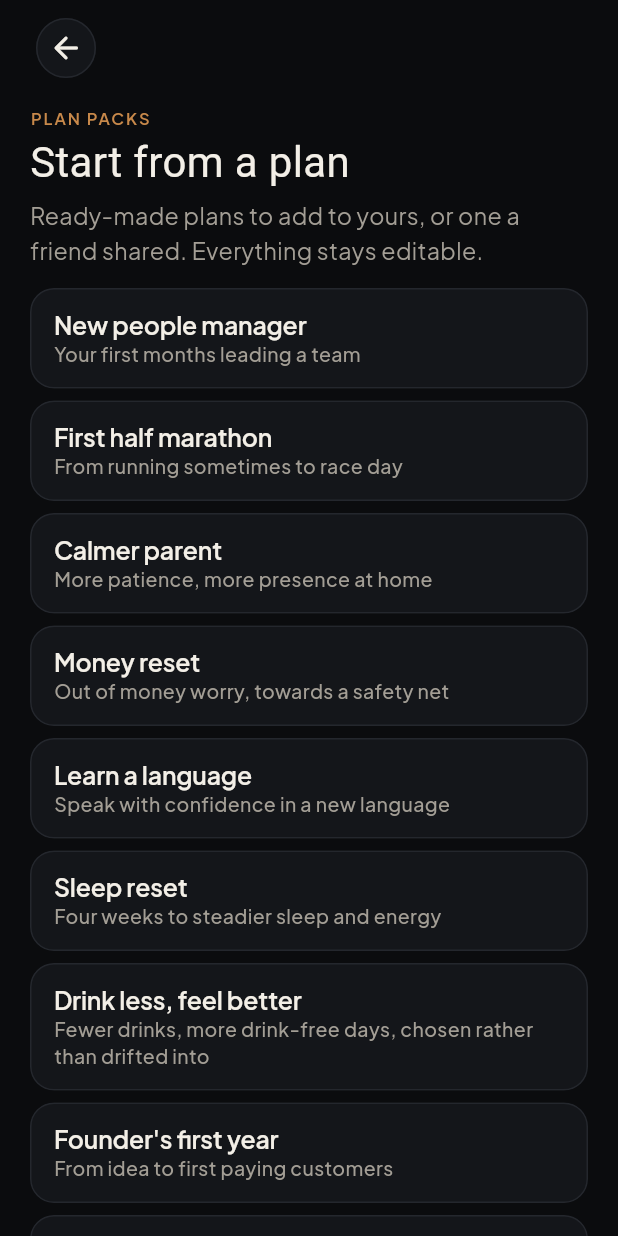
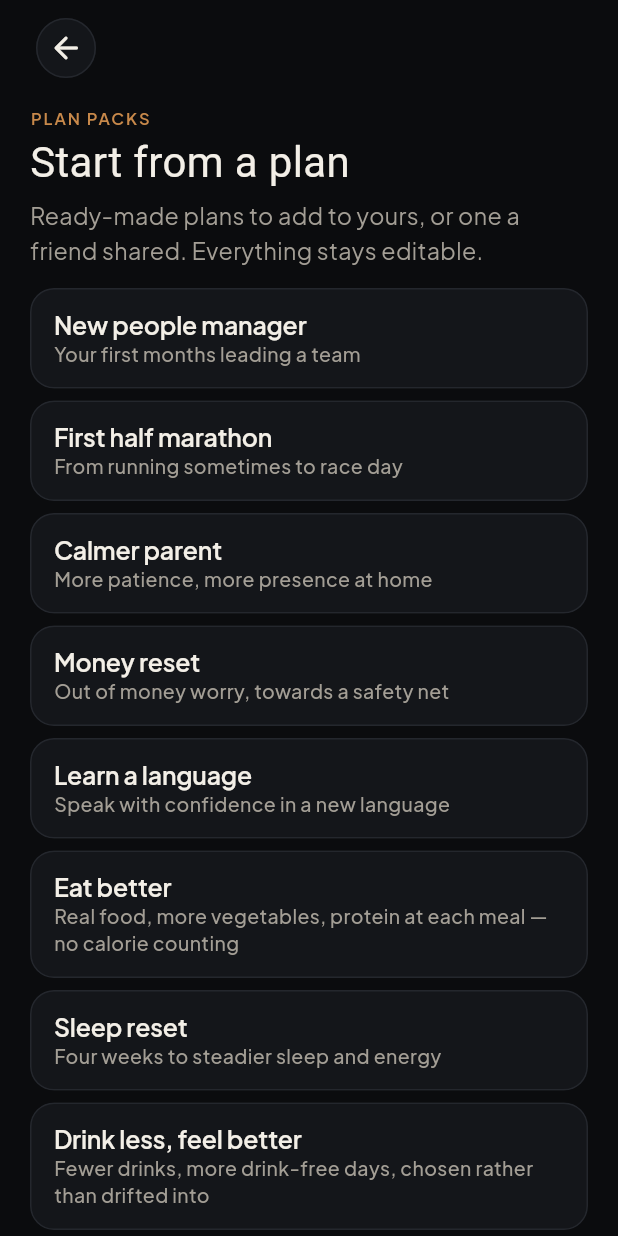
Before and after one commit to eminhuseyn313/ono_flutter, a Flutter app: the ManifestoScreen screen opened by its route, after a tap on the "close" icon, after a tap on "Or start from a ready-made plan", on a phone screen of 412 x 824 dp. Run offline on Flutter 3.47's test engine with Material 3 defaults, Android fonts, the phone set to English and light mode, and no system bars; our stand-ins replace clock, flutter_local_notifications, flutter_timezone, go_router, google_fonts, google_sign_in and 4 more; missing offline and left inert: device_calendar, health, home_widget, quick_actions; accounts and stored records are empty; Roboto replaces fonts that are missing (Instrument Serif).

Commit message:
Plan pack: Eat better, with an Eating well growth area (Emin's choice)
Habits, never calories: plan the week, vegetables first, protein at every
meal, cook one more meal, eat without a screen. Two new daily ideas (Cook
at home, One meal without a screen).

Co-Authored-By: Claude Opus 5.5 <noreply@anthropic.com>
Claude-Session: https://claude.ai/code/session_013TDiVD3yAdvn7be94feCzP

```diff
--- a/lib/data/daily_library.dart
+++ b/lib/data/daily_library.dart
@@ -161,4 +161,10 @@ const List<DailyIdea> dailyLibrary = [
   DailyIdea('A drink-free day, or the number I chose', 'body', 'evening', 'health',
       'When I\'m offered a drink, I say the number I chose for today out loud to myself first.',
       minimum: 'Note every drink I have'),
+  DailyIdea('One meal without a screen', 'body', 'evening', 'health',
+      'When I sit down for dinner, the phone goes in another room.',
+      minimum: 'The first five minutes without it'),
+  DailyIdea('Cook at home', 'body', 'evening', 'health',
+      'When I get home from work, I start dinner before I sit down.',
+      minimum: 'Something simple: eggs, a salad, leftovers'),
 ];
--- a/lib/data/growth_templates.dart
+++ b/lib/data/growth_templates.dart
@@ -398,4 +398,25 @@ const List<GrowthArea> areaTemplates = [
             'From the date: not a single puff. If you slip, it\'s a slip, not the end — start again the same day.',
             'A day, then a week, smoke-free.'),
       ]),
+  GrowthArea('t_food', 'Eating well',
+      personal: true,
+      bar: 'Eats mostly real food, plenty of vegetables, protein at each meal, and rarely eats on autopilot — without counting calories.',
+      ask: 'When do you see me eat badly — and what was the day like?',
+      drills: [
+        Drill('Plan the week\'s meals',
+            'On Sunday, write five dinners and the shopping they need.',
+            'Fewer takeaways and last-minute snacks.'),
+        Drill('Vegetables first',
+            'Fill half the plate with vegetables before anything else goes on it.',
+            'Done at most dinners this week.'),
+        Drill('Protein at every meal',
+            'Eggs, yoghurt, fish, meat, beans or tofu at breakfast, lunch and dinner.',
+            'Fewer afternoon cravings.'),
+        Drill('Cook one more meal',
+            'Cook one more meal at home than last week, even a simple one.',
+            'It happened, and you know what you\'d cook again.'),
+        Drill('Eat without a screen',
+            'One meal a day sitting down, phone away, noticing when you\'re full.',
+            'You stopped before you were stuffed.'),
+      ]),
 ];
--- a/lib/data/plan_packs.dart
+++ b/lib/data/plan_packs.dart
@@ -211,6 +211,21 @@ final List<PlanPack> planPacks = [
         _idea('Explain one new idea in my own words'),
         _idea('Read 20 pages'),
       ]),
+  PlanPack('Eat better',
+      forWho: 'Real food, more vegetables, protein at each meal — no calorie counting',
+      summary: 'Plan the week, vegetables first, cook a little more, eat without a screen.',
+      areas: [_template('t_food')],
+      goal: const PackGoal('Vegetables and protein at most meals',
+          obstacle: 'Tired evenings and takeaway apps',
+          plan: 'When I\'m too tired to cook, I make the simplest meal on my list instead of ordering.',
+          months: 3),
+      daily: [
+        _idea('Two more portions of fruit or vegetables'),
+        _idea('Protein with every meal'),
+        _idea('Cook at home'),
+        _idea('One meal without a screen'),
+      ],
+      stops: const ['Snacking at the desk']),
   PlanPack('Sleep reset',
       forWho: 'Four weeks to steadier sleep and energy',
       summary: 'Fixed times, screens out, caffeine curfew, morning light.',
```
Also changed, not shown: 1 other file.
